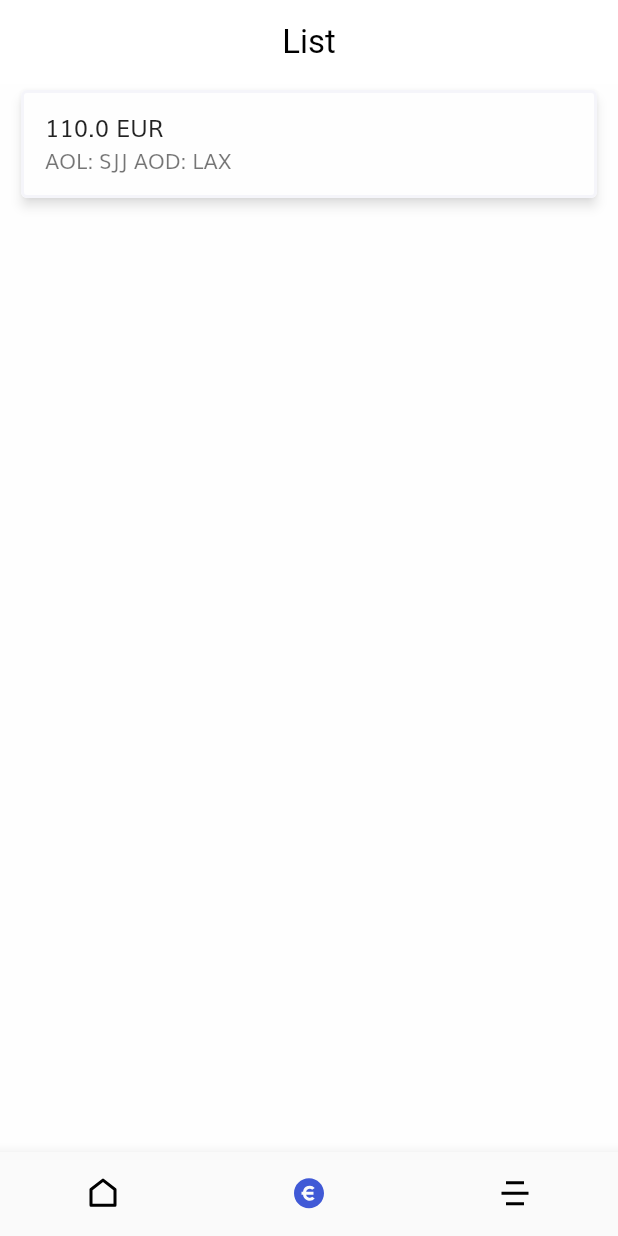
After one commit to a5mir/af-calculator, a Flutter app: the screen it shows after launch, swiped to page 2, on a phone screen of 412 x 824 dp. The commit adds this screen. Run offline on Flutter 3.47's test engine with Material 2 defaults, Android fonts, the phone set to English and light mode, and no system bars; our stand-ins replace flutter_svg; missing offline and left inert: forex_conversion.

Commit message:
list screen

```diff
--- a/lib/model/offer.dart
+++ b/lib/model/offer.dart
@@ -2,10 +2,14 @@ class Offer {
   String aol, aod;
   double af, cw;
   double oc, ocpkg, dc, dcpkg, otc, otcpkg;
+  double value;
   List<Offer>? offerList;
 
   Offer({required this.aol, required this.aod, required this.af, required this.cw, required this.oc, required this.ocpkg, required this.dc,
-    required this.dcpkg, required this.otc, required this.otcpkg, this.offerList});
+    required this.dcpkg, required this.otc, required this.otcpkg, required this.value});
+
 }
 
-List<Offer> offerList = [];
+List<Offer> offerList = [
+  Offer(aol: "SJJ", aod: "LAX", af: 2, cw: 1, oc: 1, ocpkg: 1, dc: 1, dcpkg: 1, otc: 1, otcpkg: 1, value: 110),
+];
--- a/lib/routes.dart
+++ b/lib/routes.dart
@@ -1,6 +1,8 @@
 import 'package:af_calculator/screens/home/home_screen.dart';
+import 'package:af_calculator/screens/list/list_screen.dart';
 import 'package:flutter/widgets.dart';
 
 final Map<String, WidgetBuilder> routes = {
   HomeScreen.routeName: (context) => HomeScreen(),
+  ListScreen.routeName: (context) => ListScreen(),
 };
--- a/lib/screens/home/components/body.dart
+++ b/lib/screens/home/components/body.dart
@@ -506,7 +506,8 @@ class _BodyState extends State<Body> {
           dc: double.parse(_dcController.text),
           dcpkg: double.parse(_dcpkgController.text),
           otc: double.parse(_otcController.text),
-          otcpkg: double.parse(_otcpkgController.text));
+          otcpkg: double.parse(_otcpkgController.text),
+          value: 11);
     }
     return null;
   }
--- a/lib/screens/home/home_screen.dart
+++ b/lib/screens/home/home_screen.dart
@@ -1,5 +1,6 @@
 import 'package:af_calculator/constants.dart';
 import 'package:af_calculator/screens/home/components/body.dart';
+import 'package:af_calculator/screens/list/list_screen.dart';
 import 'package:af_calculator/size_config.dart';
 import 'package:flutter/material.dart';
 import 'package:flutter_svg/flutter_svg.dart';
@@ -17,7 +18,7 @@ class _HomeScreenState extends State<HomeScreen> {
   int _pageIndex = 0;
   late PageController _pageController;
 
-  List<Widget> tabPages = [Body()];
+  List<Widget> tabPages = [Body(), ListScreen()];
 
   @override
   void initState() {
@@ -36,7 +37,7 @@ class _HomeScreenState extends State<HomeScreen> {
     SizeConfig().init(context);
     return Scaffold(
       appBar: AppBar(
-        title: Text("Home"),
+        title: _pageIndex == 0 ? Text("Home") : _pageIndex == 1 ? Text("List") : Text("Other"),
         centerTitle: true,
         titleTextStyle: TextStyle(
             color: Colors.black, fontSize: getProportionateScreenWidth(20)),
--- /dev/null
+++ b/lib/screens/list/list_screen.dart
@@ -0,0 +1,50 @@
+import 'package:af_calculator/constants.dart';
+import 'package:af_calculator/model/offer.dart';
+import 'package:af_calculator/size_config.dart';
+import 'package:flutter/material.dart';
+
+class ListScreen extends StatefulWidget {
+  static String routeName = "/list";
+  ListScreen({Key? key}) : super(key: key);
+
+  @override
+  _ListScreenState createState() => _ListScreenState();
+}
+
+class _ListScreenState extends State<ListScreen> {
+  @override
+  Widget build(BuildContext context) {
+    SizeConfig().init(context);
+    return Scaffold(
+      body: GestureDetector(
+        child: ListView.builder(
+          keyboardDismissBehavior: ScrollViewKeyboardDismissBehavior.onDrag,
+          physics: const BouncingScrollPhysics(
+            parent: AlwaysScrollableScrollPhysics(),
+          ),
+          itemCount: offerList.length,
+          itemBuilder: (context, index){
+            Offer offer = offerList[index];
+            return Container(
+              padding: EdgeInsets.symmetric(horizontal: 10.0),
+              child: Card(
+                shape: RoundedRectangleBorder(
+                  borderRadius: BorderRadius.circular(4.0),
+                  side: BorderSide(color: kPrimaryLightColor, width: 2.0),
+                ),
+                elevation: 3.0,
+                shadowColor: Colors.black54,
+                color: kBackgroundColor,
+                child: ListTile(
+                  onTap: (){},
+                  title: Text(offer.value.toString() + " EUR"),
+                  subtitle: Text("AOL: " + offer.aol + " AOD: " + offer.aod),
+                 ),
+              ),
+            );
+          },
+        ),
+      ),
+    );
+  }
+}
```
